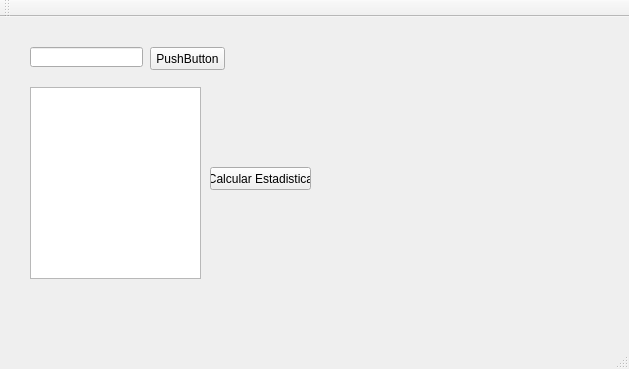
jcespinoza/Programa_Estadistica, file mainwindow.ui: the form before one commit.
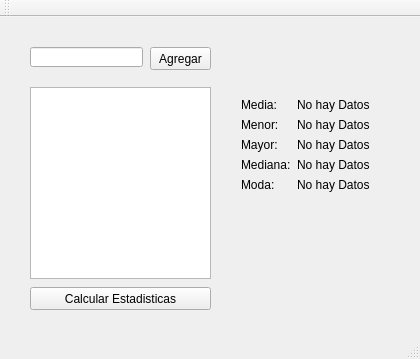
The form after the commit.

What changed in the file:
```diff
--- a/mainwindow.ui
+++ b/mainwindow.ui
@@ -6,8 +6,8 @@
    <rect>
     <x>0</x>
     <y>0</y>
-    <width>629</width>
-    <height>369</height>
+    <width>420</width>
+    <height>359</height>
    </rect>
   </property>
   <property name="windowTitle">
@@ -19,7 +19,7 @@
      <rect>
       <x>30</x>
       <y>70</y>
-      <width>171</width>
+      <width>181</width>
       <height>192</height>
      </rect>
     </property>
@@ -29,12 +29,12 @@
      <rect>
       <x>150</x>
       <y>30</y>
-      <width>75</width>
+      <width>61</width>
       <height>23</height>
      </rect>
     </property>
     <property name="text">
-     <string>PushButton</string>
+     <string>Agregar</string>
     </property>
    </widget>
    <widget class="QLineEdit" name="le_Valor">
@@ -50,26 +50,100 @@
    <widget class="QPushButton" name="pbCalcular">
     <property name="geometry">
      <rect>
-      <x>210</x>
-      <y>150</y>
-      <width>101</width>
+      <x>30</x>
+      <y>270</y>
+      <width>181</width>
       <height>23</height>
      </rect>
     </property>
     <property name="text">
-     <string>Calcular Estadistica</string>
+     <string>Calcular Estadisticas</string>
     </property>
    </widget>
    <widget class="QWidget" name="gridLayoutWidget">
     <property name="geometry">
      <rect>
-      <x>330</x>
-      <y>100</y>
-      <width>241</width>
-      <height>161</height>
+      <x>230</x>
+      <y>70</y>
+      <width>160</width>
+      <height>191</height>
      </rect>
     </property>
-    <layout class="QGridLayout" name="gridLayout"/>
+    <layout class="QFormLayout" name="formLayout">
+     <property name="fieldGrowthPolicy">
+      <enum>QFormLayout::AllNonFixedFieldsGrow</enum>
+     </property>
+     <item row="0" column="0">
+      <widget class="QLabel" name="label">
+       <property name="text">
+        <string>Media:</string>
+       </property>
+      </widget>
+     </item>
+     <item row="0" column="1">
+      <widget class="QLabel" name="lblMedia">
+       <property name="text">
+        <string>No hay Datos</string>
+       </property>
+      </widget>
+     </item>
+     <item row="1" column="0">
+      <widget class="QLabel" name="label_3">
+       <property name="text">
+        <string>Menor:</string>
+       </property>
+      </widget>
+     </item>
+     <item row="1" column="1">
+      <widget class="QLabel" name="lblMenor">
+       <property name="text">
+        <string>No hay Datos</string>
+       </property>
+      </widget>
+     </item>
+     <item row="2" column="0">
+      <widget class="QLabel" name="label_5">
+       <property name="text">
+        <string>Mayor:</string>
+       </property>
+      </widget>
+     </item>
+     <item row="2" column="1">
+      <widget class="QLabel" name="lblMayor">
+       <property name="text">
+        <string>No hay Datos</string>
+       </property>
+      </widget>
+     </item>
+     <item row="3" column="0">
+      <widget class="QLabel" name="label_2">
+       <property name="text">
+        <string>Mediana:</string>
+       </property>
+      </widget>
+     </item>
+     <item row="3" column="1">
+      <widget class="QLabel" name="lblMediana">
+       <property name="text">
+        <string>No hay Datos</string>
+       </property>
+      </widget>
+     </item>
+     <item row="4" column="0">
+      <widget class="QLabel" name="label_4">
+       <property name="text">
+        <string>Moda:</string>
+       </property>
+      </widget>
+     </item>
+     <item row="4" column="1">
+      <widget class="QLabel" name="lblModa">
+       <property name="text">
+        <string>No hay Datos</string>
+       </property>
+      </widget>
+     </item>
+    </layout>
    </widget>
   </widget>
   <widget class="QMenuBar" name="menuBar">
```
Left out of the diff: 6 changed lines with no effect on the pictures.
